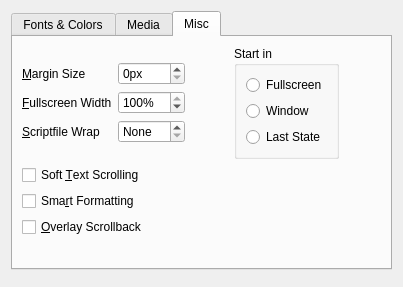
Old version of the form src/confdialog.ui in the repository realnc/hugor.
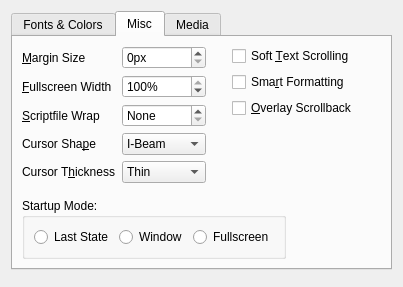
New version of the form. The open tabs and pages were chosen to show the change. Custom widgets are drawn as their Qt base class.

Commit message: Make text cursor shape and thickness configurable

The edit to the form file:
```diff
--- a/src/confdialog.ui
+++ b/src/confdialog.ui
@@ -276,6 +276,253 @@
        </item>
       </layout>
      </widget>
+     <widget class="QWidget" name="miscTab">
+      <attribute name="title">
+       <string>Misc</string>
+      </attribute>
+      <layout class="QGridLayout" name="gridLayout_2">
+       <item row="0" column="0">
+        <layout class="QFormLayout" name="formLayout_3">
+         <item row="0" column="0">
+          <widget class="QLabel" name="marginSizeLabel">
+           <property name="text">
+            <string>&amp;Margin Size</string>
+           </property>
+           <property name="buddy">
+            <cstring>marginSizeSpinBox</cstring>
+           </property>
+          </widget>
+         </item>
+         <item row="0" column="1">
+          <widget class="QSpinBox" name="marginSizeSpinBox">
+           <property name="suffix">
+            <string>px</string>
+           </property>
+           <property name="maximum">
+            <number>9999</number>
+           </property>
+          </widget>
+         </item>
+         <item row="1" column="0">
+          <widget class="QLabel" name="label_3">
+           <property name="text">
+            <string>&amp;Fullscreen Width</string>
+           </property>
+           <property name="buddy">
+            <cstring>fullscreenWidthSpinBox</cstring>
+           </property>
+          </widget>
+         </item>
+         <item row="1" column="1">
+          <widget class="QSpinBox" name="fullscreenWidthSpinBox">
+           <property name="suffix">
+            <string>%</string>
+           </property>
+           <property name="minimum">
+            <number>10</number>
+           </property>
+           <property name="maximum">
+            <number>100</number>
+           </property>
+           <property name="value">
+            <number>100</number>
+           </property>
+          </widget>
+         </item>
+         <item row="2" column="0">
+          <widget class="QLabel" name="scriptWrapLabel">
+           <property name="text">
+            <string>&amp;Scriptfile Wrap</string>
+           </property>
+           <property name="buddy">
+            <cstring>scriptWrapSpinBox</cstring>
+           </property>
+          </widget>
+         </item>
+         <item row="2" column="1">
+          <widget class="QSpinBox" name="scriptWrapSpinBox">
+           <property name="specialValueText">
+            <string>None</string>
+           </property>
+           <property name="suffix">
+            <string>ch</string>
+           </property>
+           <property name="minimum">
+            <number>20</number>
+           </property>
+           <property name="maximum">
+            <number>9999</number>
+           </property>
+          </widget>
+         </item>
+         <item row="3" column="0">
+          <widget class="QLabel" name="label_5">
+           <property name="text">
+            <string>Cursor Sha&amp;pe</string>
+           </property>
+           <property name="buddy">
+            <cstring>cursorShapeComboBox</cstring>
+           </property>
+          </widget>
+         </item>
+         <item row="3" column="1">
+          <widget class="QComboBox" name="cursorShapeComboBox">
+           <item>
+            <property name="text">
+             <string>I-Beam</string>
+            </property>
+           </item>
+           <item>
+            <property name="text">
+             <string>Block</string>
+            </property>
+           </item>
+           <item>
+            <property name="text">
+             <string>Underline</string>
+            </property>
+           </item>
+          </widget>
+         </item>
+         <item row="4" column="0">
+          <widget class="QLabel" name="label_7">
+           <property name="text">
+            <string>Cursor T&amp;hickness</string>
+           </property>
+           <property name="buddy">
+            <cstring>cursorThicknessComboBox</cstring>
+           </property>
+          </widget>
+         </item>
+         <item row="4" column="1">
+          <widget class="QComboBox" name="cursorThicknessComboBox">
+           <item>
+            <property name="text">
+             <string>Thin</string>
+            </property>
+           </item>
+           <item>
+            <property name="text">
+             <string>Normal</string>
+            </property>
+           </item>
+           <item>
+            <property name="text">
+             <string>Thick</string>
+            </property>
+           </item>
+          </widget>
+         </item>
+        </layout>
+       </item>
+       <item row="0" column="1">
+        <layout class="QFormLayout" name="formLayout_5">
+         <property name="leftMargin">
+          <number>20</number>
+         </property>
+         <item row="0" column="0">
+          <widget class="QCheckBox" name="softScrollCheckBox">
+           <property name="toolTip">
+            <string>&lt;p&gt;Scrolls-in new text line by line instead of all at once.&lt;/p&gt;</string>
+           </property>
+           <property name="text">
+            <string>Soft &amp;Text Scrolling</string>
+           </property>
+          </widget>
+         </item>
+         <item row="1" column="0">
+          <widget class="QCheckBox" name="smartFormattingCheckBox">
+           <property name="toolTip">
+            <string>&lt;p&gt;Converts ASCII quotes and dashes to typographical ones.&lt;/p&gt;</string>
+           </property>
+           <property name="text">
+            <string>Sma&amp;rt Formatting</string>
+           </property>
+          </widget>
+         </item>
+         <item row="2" column="0">
+          <widget class="QCheckBox" name="overlayScrollbackCheckBox">
+           <property name="toolTip">
+            <string>&lt;p&gt;Make the scrollback window the same size as the game window and position it exactly over it.&lt;/p&gt;</string>
+           </property>
+           <property name="text">
+            <string>&amp;Overlay Scrollback</string>
+           </property>
+          </widget>
+         </item>
+        </layout>
+       </item>
+       <item row="1" column="0" colspan="2">
+        <widget class="QGroupBox" name="startInGroupBox">
+         <property name="sizePolicy">
+          <sizepolicy hsizetype="Maximum" vsizetype="Maximum">
+           <horstretch>0</horstretch>
+           <verstretch>0</verstretch>
+          </sizepolicy>
+         </property>
+         <property name="toolTip">
+          <string>&lt;p&gt;This lets you choose in which state the interpreter should start games. You can choose to always start in fullscreen or windowed mode, or use the same mode the interpreter was in the last time it was running.&lt;/p&gt;</string>
+         </property>
+         <property name="title">
+          <string>Startup Mode:</string>
+         </property>
+         <property name="flat">
+          <bool>true</bool>
+         </property>
+         <layout class="QHBoxLayout" name="horizontalLayout_5">
+          <item>
+           <widget class="QRadioButton" name="lastStateRadioButton">
+            <property name="sizePolicy">
+             <sizepolicy hsizetype="Maximum" vsizetype="Fixed">
+              <horstretch>0</horstretch>
+              <verstretch>0</verstretch>
+             </sizepolicy>
+            </property>
+            <property name="text">
+             <string>Last State</string>
+            </property>
+            <attribute name="buttonGroup">
+             <string notr="true">startInButtonGroup</string>
+            </attribute>
+           </widget>
+          </item>
+          <item>
+           <widget class="QRadioButton" name="windowRadioButton">
+            <property name="sizePolicy">
+             <sizepolicy hsizetype="Maximum" vsizetype="Fixed">
+              <horstretch>0</horstretch>
+              <verstretch>0</verstretch>
+             </sizepolicy>
+            </property>
+            <property name="text">
+             <string>Window</string>
+            </property>
+            <attribute name="buttonGroup">
+             <string notr="true">startInButtonGroup</string>
+            </attribute>
+           </widget>
+          </item>
+          <item>
+           <widget class="QRadioButton" name="fullscreenRadioButton">
+            <property name="sizePolicy">
+             <sizepolicy hsizetype="Maximum" vsizetype="Fixed">
+              <horstretch>0</horstretch>
+              <verstretch>0</verstretch>
+             </sizepolicy>
+            </property>
+            <property name="text">
+             <string>Fullscreen</string>
+            </property>
+            <attribute name="buttonGroup">
+             <string notr="true">startInButtonGroup</string>
+            </attribute>
+           </widget>
+          </item>
+         </layout>
+        </widget>
+       </item>
+      </layout>
+     </widget>
      <widget class="QWidget" name="mediaTab">
       <attribute name="title">
        <string>Media</string>
@@ -507,261 +754,6 @@
        </item>
       </layout>
      </widget>
-     <widget class="QWidget" name="miscTab">
-      <attribute name="title">
-       <string>Misc</string>
-      </attribute>
-      <layout class="QVBoxLayout" name="verticalLayout">
-       <item>
-        <layout class="QHBoxLayout" name="horizontalLayout_5">
-         <item>
-          <layout class="QFormLayout" name="formLayout_5">
-           <property name="fieldGrowthPolicy">
-            <enum>QFormLayout::ExpandingFieldsGrow</enum>
-           </property>
-           <property name="formAlignment">
-            <set>Qt::AlignLeading|Qt::AlignLeft|Qt::AlignVCenter</set>
-           </property>
-           <item row="0" column="0">
-            <widget class="QLabel" name="marginSizeLabel">
-             <property name="text">
-              <string>&amp;Margin Size</string>
-             </property>
-             <property name="buddy">
-              <cstring>marginSizeSpinBox</cstring>
-             </property>
-            </widget>
-           </item>
-           <item row="0" column="1">
-            <widget class="QSpinBox" name="marginSizeSpinBox">
-             <property name="sizePolicy">
-              <sizepolicy hsizetype="MinimumExpanding" vsizetype="Fixed">
-               <horstretch>0</horstretch>
-               <verstretch>0</verstretch>
-              </sizepolicy>
-             </property>
-             <property name="suffix">
-              <string>px</string>
-             </property>
-             <property name="maximum">
-              <number>9999</number>
-             </property>
-            </widget>
-           </item>
-           <item row="1" column="0">
-            <widget class="QLabel" name="label_3">
-             <property name="text">
-              <string>&amp;Fullscreen Width</string>
-             </property>
-             <property name="buddy">
-              <cstring>fullscreenWidthSpinBox</cstring>
-             </property>
-            </widget>
-           </item>
-           <item row="1" column="1">
-            <widget class="QSpinBox" name="fullscreenWidthSpinBox">
-             <property name="sizePolicy">
-              <sizepolicy hsizetype="MinimumExpanding" vsizetype="Fixed">
-               <horstretch>0</horstretch>
-               <verstretch>0</verstretch>
-              </sizepolicy>
-             </property>
-             <property name="suffix">
-              <string>%</string>
-             </property>
-             <property name="minimum">
-              <number>10</number>
-             </property>
-             <property name="maximum">
-              <number>100</number>
-             </property>
-             <property name="value">
-              <number>100</number>
-             </property>
-            </widget>
-           </item>
-           <item row="2" column="0">
-            <widget class="QLabel" name="scriptWrapLabel">
-             <property name="text">
-              <string>&amp;Scriptfile Wrap</string>
-             </property>
-             <property name="buddy">
-              <cstring>scriptWrapSpinBox</cstring>
-             </property>
-            </widget>
-           </item>
-           <item row="2" column="1">
-            <widget class="QSpinBox" name="scriptWrapSpinBox">
-             <property name="sizePolicy">
-              <sizepolicy hsizetype="MinimumExpanding" vsizetype="Fixed">
-               <horstretch>0</horstretch>
-               <verstretch>0</verstretch>
-              </sizepolicy>
-             </property>
-             <property name="specialValueText">
-              <string>None</string>
-             </property>
-             <property name="suffix">
-              <string>ch</string>
-             </property>
-             <property name="minimum">
-              <number>20</number>
-             </property>
-             <property name="maximum">
-              <number>9999</number>
-             </property>
-            </widget>
-           </item>
-          </layout>
-         </item>
-         <item>
-          <spacer name="horizontalSpacer">
-           <property name="orientation">
-            <enum>Qt::Horizontal</enum>
-           </property>
-           <property name="sizeHint" stdset="0">
-            <size>
-             <width>40</width>
-             <height>20</height>
-            </size>
-           </property>
-          </spacer>
-         </item>
-         <item>
-          <widget class="QGroupBox" name="startInGroupBox">
-           <property name="toolTip">
-            <string>&lt;p&gt;This lets you choose in which state the interpreter should start games. You can choose to always start in fullscreen or windowed mode, or use the same mode the interpreter was in the last time it was running.&lt;/p&gt;</string>
-           </property>
-           <property name="title">
-            <string>Start in</string>
-           </property>
-           <property name="flat">
-            <bool>true</bool>
-           </property>
-           <layout class="QFormLayout" name="formLayout_8">
-            <property name="formAlignment">
-             <set>Qt::AlignLeading|Qt::AlignLeft|Qt::AlignVCenter</set>
-            </property>
-            <item row="0" column="0" colspan="2">
-             <widget class="QRadioButton" name="fullscreenRadioButton">
-              <property name="sizePolicy">
-               <sizepolicy hsizetype="Maximum" vsizetype="Fixed">
-                <horstretch>0</horstretch>
-                <verstretch>0</verstretch>
-               </sizepolicy>
-              </property>
-              <property name="text">
-               <string>Fullscreen</string>
-              </property>
-              <attribute name="buttonGroup">
-               <string notr="true">startInButtonGroup</string>
-              </attribute>
-             </widget>
-            </item>
-            <item row="1" column="0" colspan="2">
-             <widget class="QRadioButton" name="windowRadioButton">
-              <property name="sizePolicy">
-               <sizepolicy hsizetype="Maximum" vsizetype="Fixed">
-                <horstretch>0</horstretch>
-                <verstretch>0</verstretch>
-               </sizepolicy>
-              </property>
-              <property name="text">
-               <string>Window</string>
-              </property>
-              <attribute name="buttonGroup">
-               <string notr="true">startInButtonGroup</string>
-              </attribute>
-             </widget>
-            </item>
-            <item row="2" column="0" colspan="2">
-             <widget class="QRadioButton" name="lastStateRadioButton">
-              <property name="sizePolicy">
-               <sizepolicy hsizetype="Maximum" vsizetype="Fixed">
-                <horstretch>0</horstretch>
-                <verstretch>0</verstretch>
-               </sizepolicy>
-              </property>
-              <property name="text">
-               <string>Last State</string>
-              </property>
-              <attribute name="buttonGroup">
-               <string notr="true">startInButtonGroup</string>
-              </attribute>
-             </widget>
-            </item>
-           </layout>
-          </widget>
-         </item>
-         <item>
-          <spacer name="horizontalSpacer_2">
-           <property name="orientation">
-            <enum>Qt::Horizontal</enum>
-           </property>
-           <property name="sizeHint" stdset="0">
-            <size>
-             <width>40</width>
-             <height>20</height>
-            </size>
-           </property>
-          </spacer>
-         </item>
-        </layout>
-       </item>
-       <item>
-        <layout class="QFormLayout" name="formLayout_3">
-         <item row="0" column="0" colspan="2">
-          <widget class="QCheckBox" name="softScrollCheckBox">
-           <property name="sizePolicy">
-            <sizepolicy hsizetype="Maximum" vsizetype="Fixed">
-             <horstretch>0</horstretch>
-             <verstretch>0</verstretch>
-            </sizepolicy>
-           </property>
-           <property name="toolTip">
-            <string>&lt;p&gt;Scrolls-in new text line by line instead of all at once.&lt;/p&gt;</string>
-           </property>
-           <property name="text">
-            <string>Soft &amp;Text Scrolling</string>
-           </property>
-          </widget>
-         </item>
-         <item row="1" column="0" colspan="2">
-          <widget class="QCheckBox" name="smartFormattingCheckBox">
-           <property name="sizePolicy">
-            <sizepolicy hsizetype="Maximum" vsizetype="Fixed">
-             <horstretch>0</horstretch>
-             <verstretch>0</verstretch>
-            </sizepolicy>
-           </property>
-           <property name="toolTip">
-            <string>&lt;p&gt;Converts ASCII quotes and dashes to typographical ones.&lt;/p&gt;</string>
-           </property>
-           <property name="text">
-            <string>Sma&amp;rt Formatting</string>
-           </property>
-          </widget>
-         </item>
-         <item row="2" column="0" colspan="2">
-          <widget class="QCheckBox" name="overlayScrollbackCheckBox">
-           <property name="sizePolicy">
-            <sizepolicy hsizetype="Maximum" vsizetype="Fixed">
-             <horstretch>0</horstretch>
-             <verstretch>0</verstretch>
-            </sizepolicy>
-           </property>
-           <property name="toolTip">
-            <string>&lt;p&gt;Make the scrollback window the same size as the game window and position it exactly over it.&lt;/p&gt;</string>
-           </property>
-           <property name="text">
-            <string>&amp;Overlay Scrollback</string>
-           </property>
-          </widget>
-         </item>
-        </layout>
-       </item>
-      </layout>
-     </widget>
     </widget>
    </item>
    <item>
```
Left out of the diff: 8 changed lines with no effect on the pictures. The commit also changes 5 other files.
